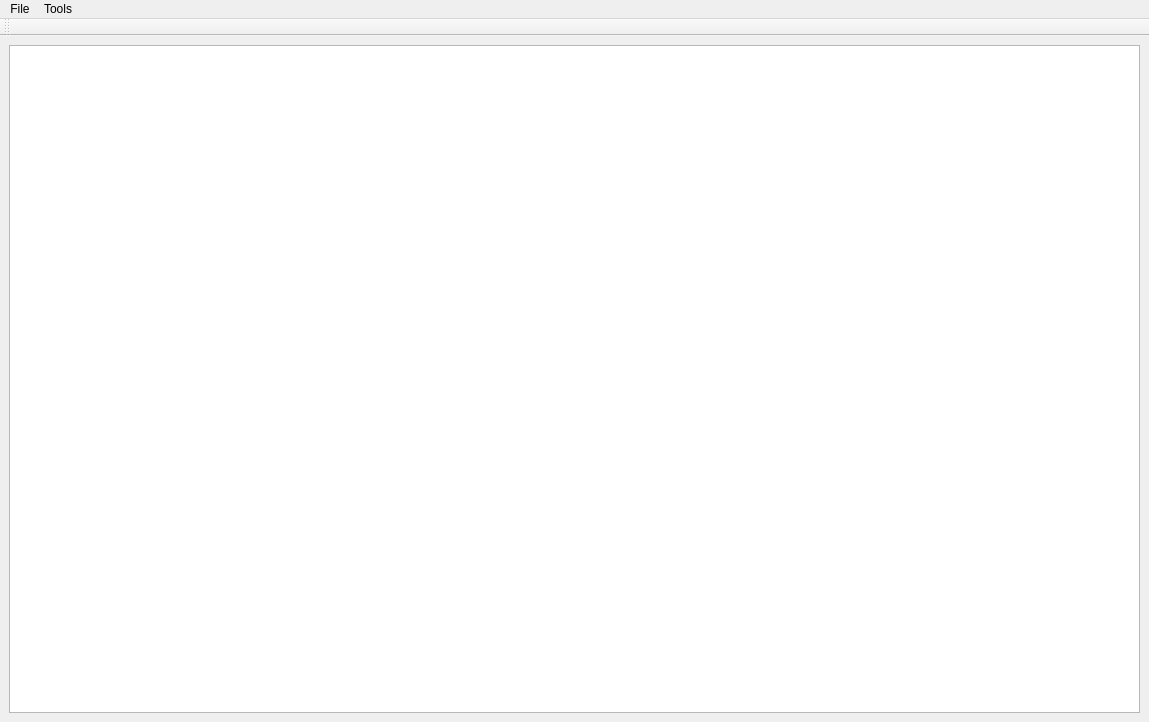
Old version of the form src/talpa/res/talpa.ui in the repository pyrocko/kite.
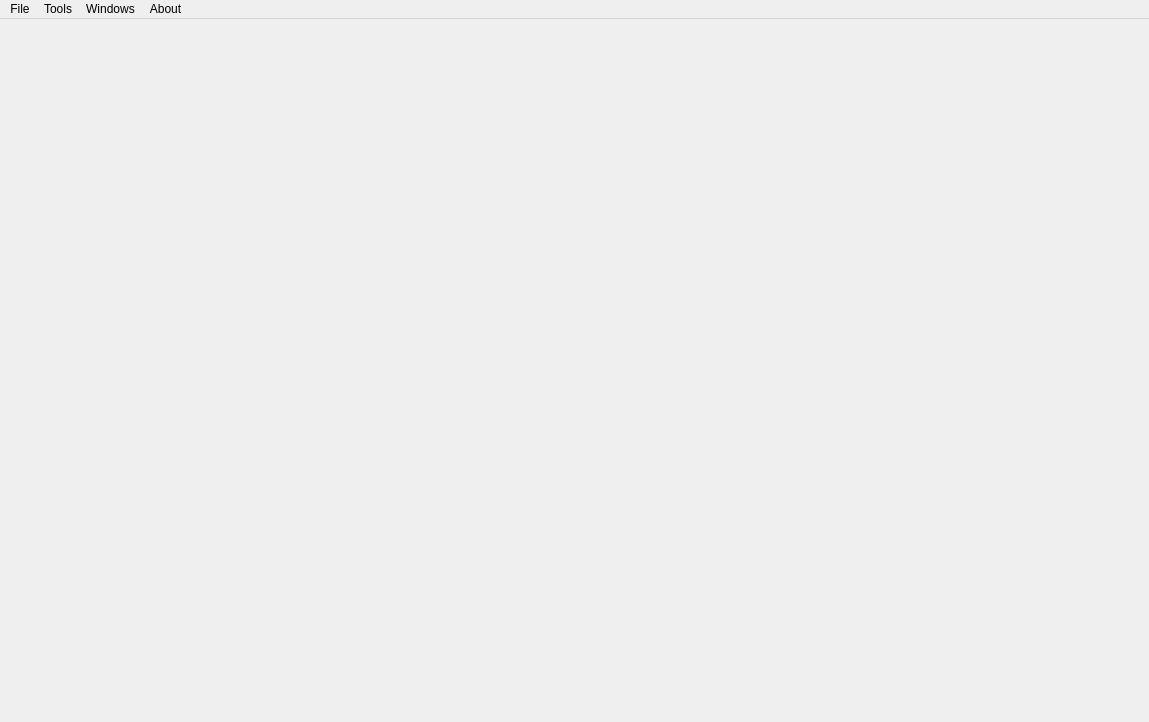
New version of the form.

```diff
--- a/src/talpa/res/talpa.ui
+++ b/src/talpa/res/talpa.ui
@@ -20,11 +20,7 @@
    <string>Talpa</string>
   </property>
   <widget class="QWidget" name="centralwidget">
-   <layout class="QHBoxLayout" name="horizontalLayout_2">
-    <item>
-     <widget class="QListView" name="sourceList"/>
-    </item>
-   </layout>
+   <layout class="QHBoxLayout" name="horizontalLayout_2"/>
   </widget>
   <widget class="QMenuBar" name="menubar">
    <property name="geometry">
@@ -45,20 +41,30 @@
      <string>Tools</string>
     </property>
    </widget>
+   <widget class="QMenu" name="menuAbout">
+    <property name="title">
+     <string>About</string>
+    </property>
+    <addaction name="actionHelp"/>
+   </widget>
+   <widget class="QMenu" name="menuWindows">
+    <property name="title">
+     <string>Windows</string>
+    </property>
+   </widget>
    <addaction name="menuFile"/>
    <addaction name="menuTools"/>
+   <addaction name="menuWindows"/>
+   <addaction name="menuAbout"/>
   </widget>
-  <widget class="QToolBar" name="toolBar">
-   <property name="windowTitle">
-    <string>toolBar</string>
+  <action name="actionHelp">
+   <property name="text">
+    <string>Online Help</string>
    </property>
-   <attribute name="toolBarArea">
-    <enum>TopToolBarArea</enum>
-   </attribute>
-   <attribute name="toolBarBreak">
-    <bool>true</bool>
-   </attribute>
-  </widget>
+   <property name="shortcut">
+    <string>F1</string>
+   </property>
+  </action>
  </widget>
  <resources/>
  <connections/>
```
